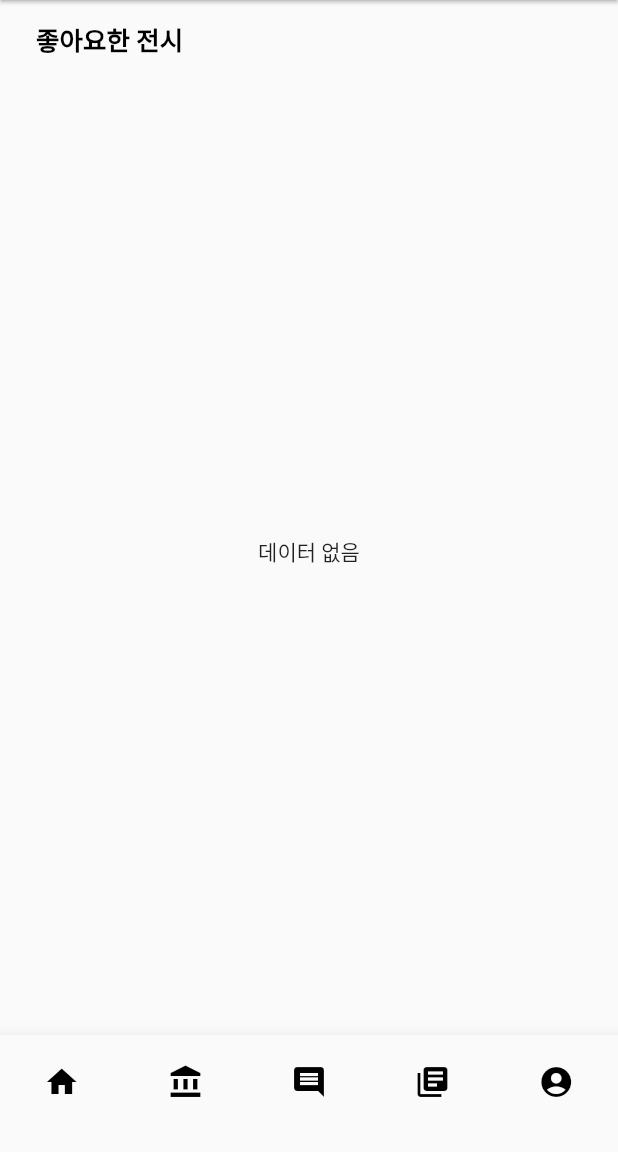
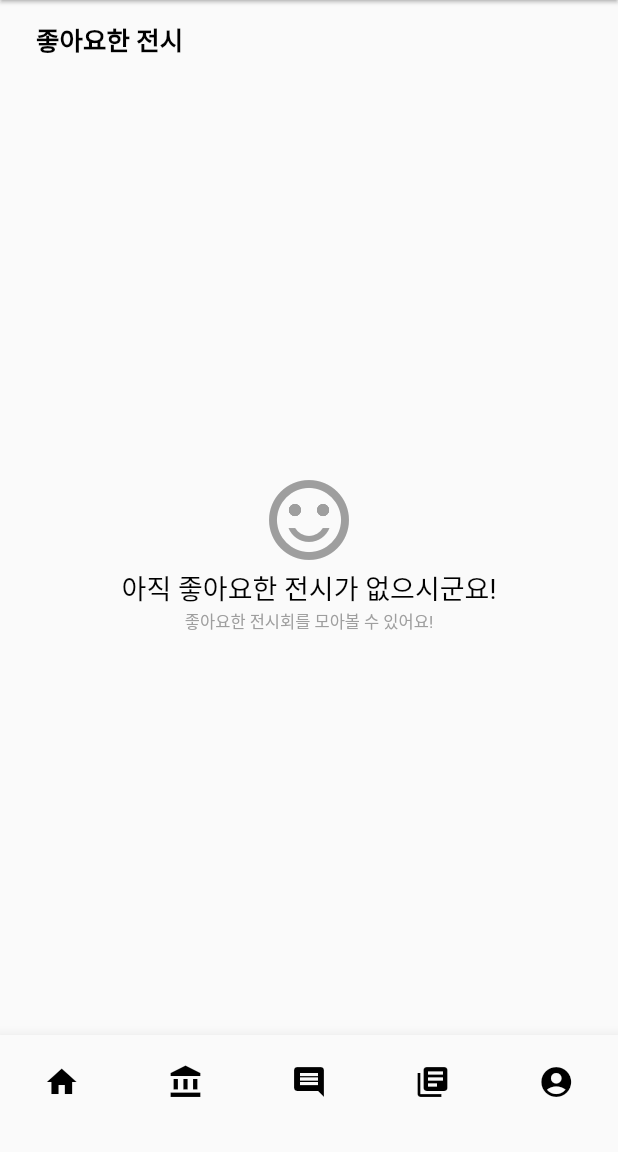
Before and after one commit to chg1179/Flutter_exhibition, a Flutter app: the LikeEx screen opened directly, on a phone screen of 412 x 824 dp, the part 84-1236 px from its top. Run offline on Flutter 3.47's test engine with Material 2 defaults, Android fonts, the phone set to English and light mode, and no system bars; our stand-ins replace cached_network_image, cloud_firestore, firebase_auth, firebase_core, firebase_storage, image_picker and 2 more; missing offline and left inert: country_calling_code_picker; accounts and stored records are empty.

```diff
--- a/lib/myPage/like_ex.dart
+++ b/lib/myPage/like_ex.dart
@@ -5,8 +5,6 @@ import 'package:flutter/material.dart';
 import 'package:intl/intl.dart';
 import 'package:exhibition_project/review/review_list.dart';
 import 'package:provider/provider.dart';
-
-import '../exhibition/exhibition_detail.dart';
 import '../model/user_model.dart';
 
 class LikeEx extends StatefulWidget {
@@ -139,7 +137,32 @@ class _LikeExState extends State<LikeEx> {
                   return Center(child: Text('에러 발생: ${snapshot.error}'));
                 }
                 if (!snapshot.hasData || snapshot.data!.docs.isEmpty) {
-                  return Center(child: Text('데이터 없음'));
+                  return Center(
+                    child: Column(
+                      mainAxisAlignment: MainAxisAlignment.center,
+                      children: [
+                        Icon(
+                          Icons.sentiment_satisfied_alt, // 원하는 이모지 아이콘 선택
+                          size: 64, // 이모지 크기 설정
+                          color: Colors.grey, // 이모지 색상 설정
+                        ),
+                        Text(
+                          '아직 좋아요한 전시가 없으시군요!',
+                          style: TextStyle(
+                            fontSize: 18, // 큰 글씨 폰트 크기
+                            color: Colors.black, // 글자 색상 설정
+                          ),
+                        ),
+                        Text(
+                          '좋아요한 전시회를 모아볼 수 있어요!',
+                          style: TextStyle(
+                            fontSize: 11, // 작은 글씨 폰트 크기
+                            color: Colors.grey, // 회색
+                          ),
+                        ),
+                      ],
+                    ),
+                  );
                 }
                 return Padding(
                   padding: const EdgeInsets.only(left: 20, right: 20, bottom: 30, top: 10),
```
Also changed, not shown: lib/myPage/be_back_ex.dart (+127 -23 lines).
